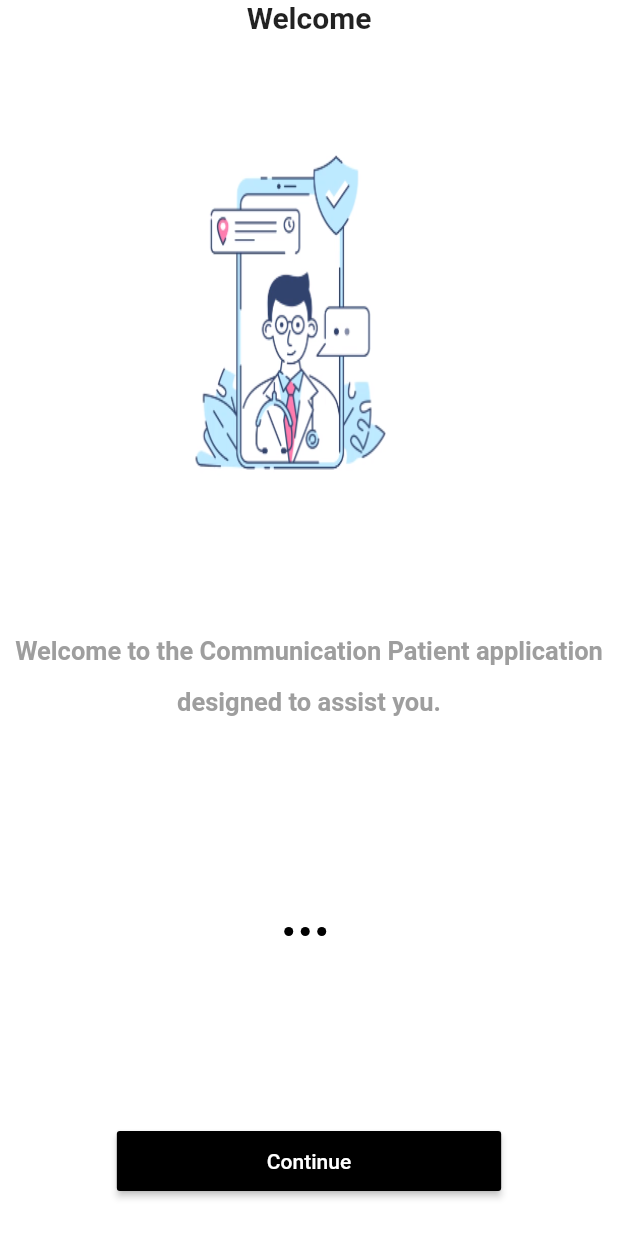
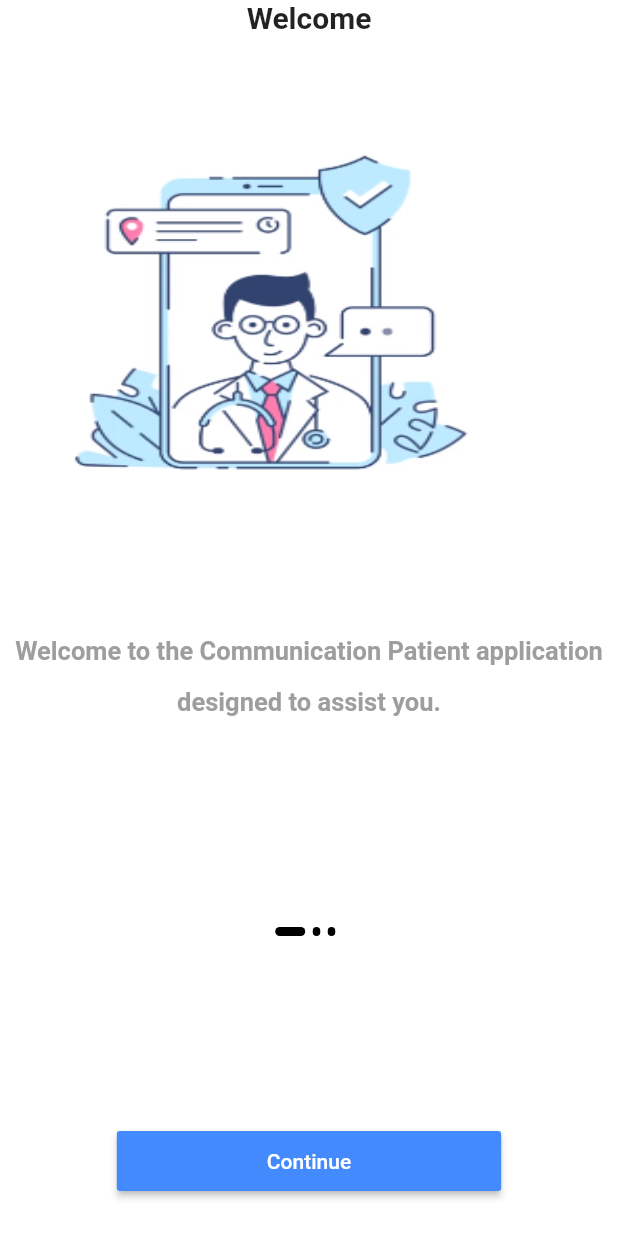
Before and after one commit to AbderrhmanAbdellatif/PatientCommunicationUnit, a Flutter app: the screen it shows after launch, on a phone screen of 412 x 824 dp. Run offline on Flutter 3.47's test engine with Material 2 defaults, Android fonts, the phone set to English and light mode, and no system bars; our stand-ins replace get; project files that could hold a hidden picture were left out.

Commit message:
Update OnBoardingControllerImp

```diff
--- a/Commdoctortarek/lib/view/screen/onboarding.dart
+++ b/Commdoctortarek/lib/view/screen/onboarding.dart
@@ -1,5 +1,8 @@
 // Importing the required modules and widgets for the application.
 // Custom UI widgets for the onboarding process.
+import 'package:commdoctortarek/controller/onborarding_controller.dart';
+import 'package:get/get.dart';
+
 import '../widget/onborading/custombutton.dart';
 import '../widget/onborading/customslider.dart';
 import '../widget/onborading/dotcontroller.dart';
@@ -16,7 +19,13 @@ class OnBoarding extends StatelessWidget {
   // The build method to describe the part of the widget tree this widget controls.
   @override
   Widget build(BuildContext context) {
-    // A Scaffold widget provides a basic structure for the Material App.
+    // Instantiate and register the OnBoardingControllerImp (the concrete implementation)
+    // with GetX dependency injection.
+    print("Before putting the controller.");
+    Get.put(OnBoardingControllerImp());
+    print("After putting the controller.");
+
+
     return const Scaffold(
       // Background color set to white for the whole scaffold.
       backgroundColor: Colors.white,
--- a/Commdoctortarek/lib/view/widget/onborading/custombutton.dart
+++ b/Commdoctortarek/lib/view/widget/onborading/custombutton.dart
@@ -24,7 +24,7 @@ class CustomButtonOnBoarding extends StatelessWidget {
         // Define an empty function for onPressed, this should be modified to perform an action
         onPressed: () {},
         // Set the background color of the button to primaryColor
-        color: AppColor.primaryColor,
+        color: AppColor.infoColor,
         // Define the child widget for MaterialButton as Text with value "Continue"
         child: const Text("Continue"),
       ),
--- a/Commdoctortarek/lib/view/widget/onborading/customslider.dart
+++ b/Commdoctortarek/lib/view/widget/onborading/customslider.dart
@@ -1,45 +1,41 @@
+import 'package:commdoctortarek/controller/onborarding_controller.dart';
 import 'package:flutter/material.dart';
+import 'package:get/get.dart';
 import '../../../core/constant/Appcolor.dart';
 import '../../../data/datasource/static/static.dart';
 
-class CustomSliderOnBoarding extends StatelessWidget {
+class CustomSliderOnBoarding extends GetView<OnBoardingController> {
   const CustomSliderOnBoarding({Key? key}) : super(key: key);
-
-  // Removed key constructor because it's not being used
 
   @override
   Widget build(BuildContext context) {
-    // Common text style for performance
-    final textStyle = const TextStyle(
+    const textStyle = TextStyle(
       fontWeight: FontWeight.bold,
       fontSize: 20,
     );
 
-    // PageView.builder creates a scrollable list of onboarding pages
     return PageView.builder(
-      itemCount: onBoardingList.length, // Number of onboarding pages
+      onPageChanged: (index) {
+        controller.onPageChanged(index);  // Proper function call
+      },
+      itemCount: onBoardingList.length,
       itemBuilder: (context, i) {
         return Column(
           children: [
-            // Onboarding title
             Text(
               onBoardingList[i].title!,
               style: textStyle,
             ),
-            const SizedBox(height: 80), // Spacing
-
-            // Onboarding image
+            const SizedBox(height: 80),
             Image.asset(
               onBoardingList[i].Image!,
-              width: 200,
+              width: 500,
               height: 230,
               fit: BoxFit.fill,
             ),
-            const SizedBox(height: 80), // Spacing
-
-            // Onboarding body text
+            const SizedBox(height: 80),
             Container(
-              width: MediaQuery.of(context).size.width, // Full width
+              width: MediaQuery.of(context).size.width,
               alignment: Alignment.center,
               child: Text(
                 onBoardingList[i].Body!,
--- a/Commdoctortarek/lib/view/widget/onborading/dotcontroller.dart
+++ b/Commdoctortarek/lib/view/widget/onborading/dotcontroller.dart
@@ -1,37 +1,50 @@
+// Import the required packages
 import 'package:flutter/material.dart';
+import 'package:get/get.dart';
 
+// Local imports for custom controller, colors, and data source
+import '../../../controller/onborarding_controller.dart';
 import '../../../core/constant/Appcolor.dart';
 import '../../../data/datasource/static/static.dart';
 
-// CustomDotControllerOnBoarding is a stateless widget that returns a row
-// of animated dots based on the length of the onBoardingList.
+// CustomDotControllerOnBoarding is a StatelessWidget which will render
+// animated dots for the onboarding screen.
 class CustomDotControllerOnBoarding extends StatelessWidget {
+  // Constructor accepting an optional Key object
   const CustomDotControllerOnBoarding({Key? key}) : super(key: key);
 
   @override
   Widget build(BuildContext context) {
-    // Generate the list of AnimatedContainers once
-    final List<Widget> dots = List.generate(
+    // Use GetBuilder to rebuild this widget when the controller updates.
+    return GetBuilder<OnBoardingControllerImp>(
+      // Builder function that returns a row of dots.
+      builder: (controller) => Row(
+        // Center the row of dots horizontally
+        mainAxisAlignment: MainAxisAlignment.center,
+        children: [
+          // Generate a list of AnimatedContainer widgets
+          // The size of the list equals the number of onboarding pages
+          ...List.generate(
             onBoardingList.length,
-          (index) => _buildDot(), // Function to create each dot
-    );
-
-    return Row(
-      mainAxisAlignment: MainAxisAlignment.center,
-      children: dots,
-    );
-  }
-
-  // Function to build a single animated dot
-  Widget _buildDot() {
-    return AnimatedContainer(
+                (index) => AnimatedContainer(
+              // Add a right margin for separation between dots
               margin: const EdgeInsets.only(right: 5),
+              // Animate the container over 900 milliseconds
               duration: const Duration(milliseconds: 900),
-      width: 6,
+              // Set the width of the dot based on whether it's the current page
+              width: controller.currentPage == index ? 20 : 5,
+              // The height is constant
               height: 6,
+              // The dot's appearance is controlled by BoxDecoration
               decoration: BoxDecoration(
+                // Use the primary color for the dot
                 color: AppColor.primaryColor,
+                // Rounded corners with a radius of 10
                 borderRadius: BorderRadius.circular(10),
+              ),
+            ),
+          ),
+        ],
       ),
     );
   }
```
Also changed, not shown: Commdoctortarek/lib/controller/onborarding_controller.dart (added, +63 -0 lines). Lines whose indentation alone changed are shown as unchanged.
